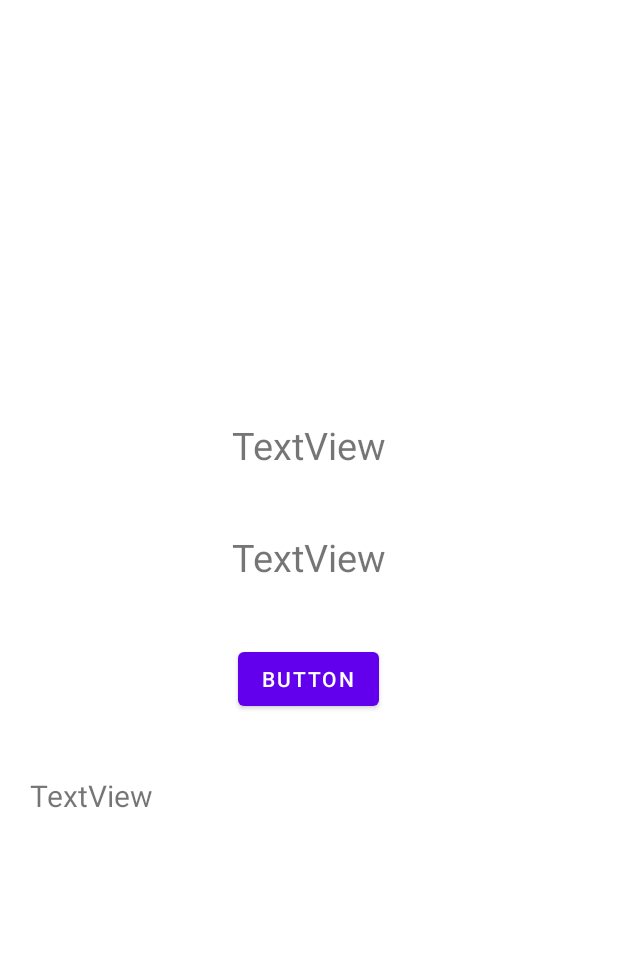
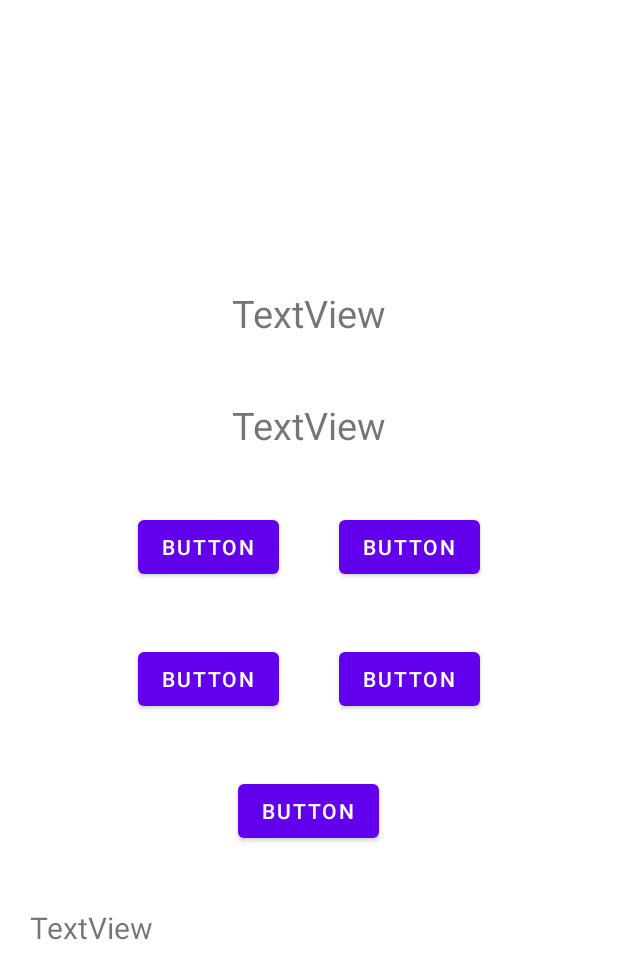
Before and after one commit to zahhard/mathPlay, an Android app: the layout activity_main.xml on its own in the app's theme, with its tools: preview values and no code run, on a phone screen of 412 x 824 dp. Shown: the top 979 px of the screen. Run offline under Robolectric (Android 15) with nearby library versions, the phone set to English and light mode, and no system bars.

Commit message:
added 4 buttons for options

```diff
--- a/app/src/main/res/layout/activity_main.xml
+++ b/app/src/main/res/layout/activity_main.xml
@@ -28,6 +28,55 @@
         android:layout_margin="20sp"
         android:text="TextView" />
 
+    <LinearLayout
+        android:layout_width="wrap_content"
+        android:layout_height="wrap_content"
+        android:orientation="horizontal">
+    <Button
+        android:id="@+id/btn_option1"
+        android:layout_width="wrap_content"
+        android:layout_height="wrap_content"
+        android:layout_marginBottom="160dp"
+        android:text="Button"
+        android:layout_gravity="center"
+        android:layout_margin="20sp" />
+
+    <Button
+        android:id="@+id/btn_option2"
+        android:layout_width="wrap_content"
+        android:layout_height="wrap_content"
+        android:layout_marginBottom="160dp"
+        android:text="Button"
+        android:layout_gravity="center"
+        android:layout_margin="20sp" />
+
+    </LinearLayout>
+
+
+    <LinearLayout
+        android:layout_width="wrap_content"
+        android:layout_height="wrap_content"
+        android:orientation="horizontal">
+        <Button
+            android:id="@+id/btn_option3"
+            android:layout_width="wrap_content"
+            android:layout_height="wrap_content"
+            android:layout_marginBottom="160dp"
+            android:text="Button"
+            android:layout_gravity="center"
+            android:layout_margin="20sp" />
+
+        <Button
+            android:id="@+id/btn_option4"
+            android:layout_width="wrap_content"
+            android:layout_height="wrap_content"
+            android:layout_marginBottom="160dp"
+            android:text="Button"
+            android:layout_gravity="center"
+            android:layout_margin="20sp" />
+
+    </LinearLayout>
+
     <Button
         android:id="@+id/btn_dice"
         android:layout_width="wrap_content"
```
